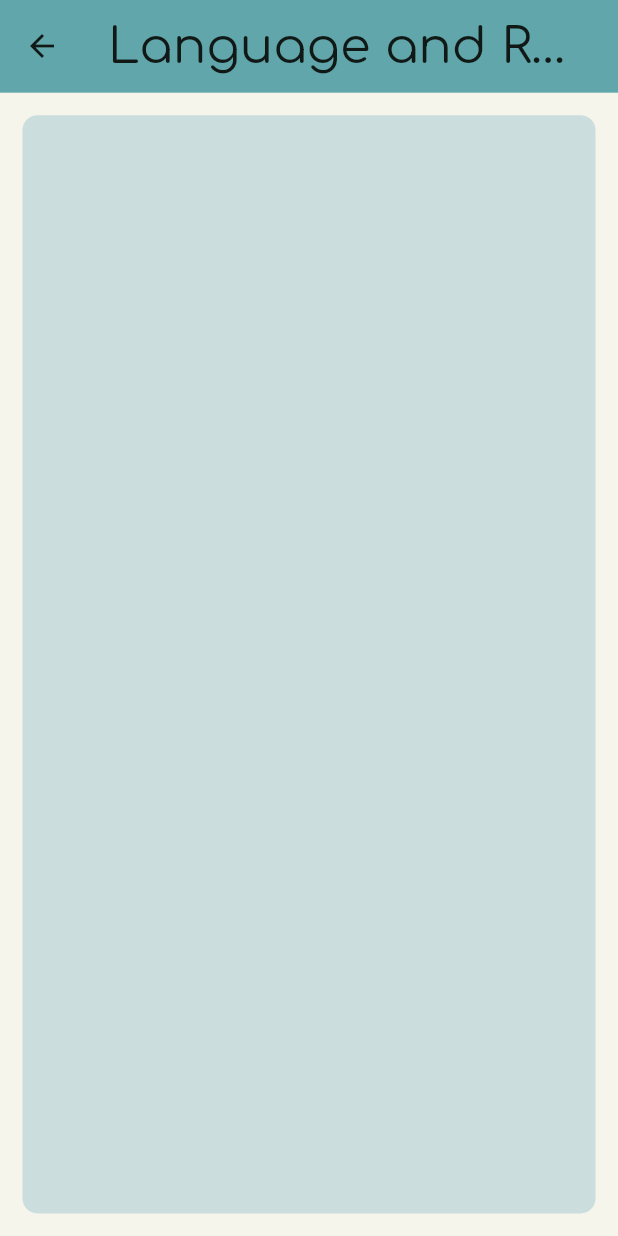
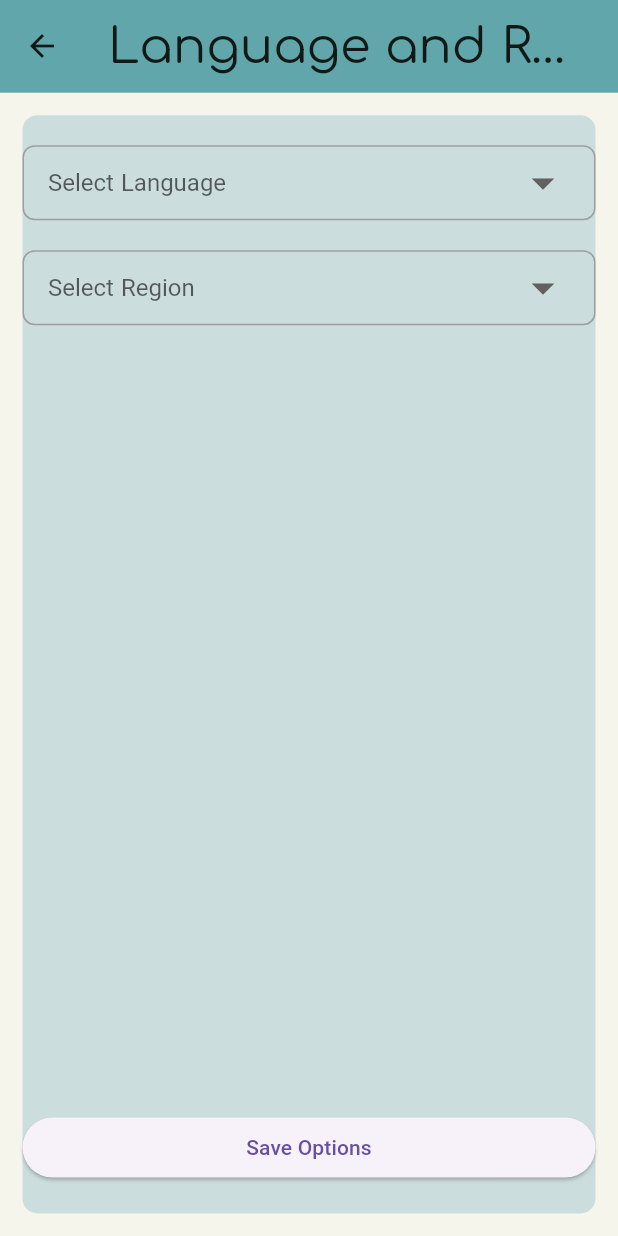
Before and after one commit to nitinjha607/leaflink-2.0, a Flutter app: the LanguagePage screen opened by its route, on a phone screen of 412 x 824 dp. Run offline on Flutter 3.47's test engine with Material 3 defaults, Android fonts, the phone set to English and light mode, and no system bars; our stand-ins replace cloud_firestore, firebase_auth, firebase_core, firebase_storage, fl_chart, google_fonts and 4 more; missing offline and left inert: flutter_share; accounts and stored records are empty.

Commit message:
one more thing done

```diff
--- a/leaflink/lib/pages/settingpages/language_page.dart
+++ b/leaflink/lib/pages/settingpages/language_page.dart
@@ -1,10 +1,18 @@
 import 'package:flutter/material.dart';
 import 'package:google_fonts/google_fonts.dart';
 
-class LanguagePage extends StatelessWidget {
+class LanguagePage extends StatefulWidget {
   static const String routeName = 'language_page';
 
-  const LanguagePage({super.key});
+  const LanguagePage({Key? key}) : super(key: key);
+
+  @override
+  _LanguagePageState createState() => _LanguagePageState();
+}
+
+class _LanguagePageState extends State<LanguagePage> {
+  String? selectedLanguage;
+  String? selectedRegion;
 
   void back(BuildContext context) {
     Navigator.of(context).pop();
@@ -51,6 +59,47 @@ class LanguagePage extends StatelessWidget {
                   borderRadius: BorderRadius.all(Radius.circular(10)),
                   color: Color.fromRGBO(204, 221, 221, 1),
                 ),
+                child: Column(
+                  crossAxisAlignment: CrossAxisAlignment.stretch,
+                  children: [
+                    SizedBox(height: 20),
+                    _buildDropdownButton(
+                      labelText: 'Select Language',
+                      value: selectedLanguage,
+                      onChanged: (String? newValue) {
+                        setState(() {
+                          selectedLanguage = newValue;
+                        });
+                      },
+                      items: ['Hindi', 'Spanish', 'French', 'English'],
+                    ),
+                    SizedBox(height: 20),
+                    _buildDropdownButton(
+                      labelText: 'Select Region',
+                      value: selectedRegion,
+                      onChanged: (String? newValue) {
+                        setState(() {
+                          selectedRegion = newValue;
+                        });
+                      },
+                      items: ['USA', 'Canada', 'UK', 'France', 'India'],
+                    ),
+                    Spacer(),
+                    ElevatedButton(
+                      onPressed: () {
+                        // Handle save options
+                        ScaffoldMessenger.of(context).showSnackBar(
+                          SnackBar(
+                            content: Text(
+                                'This feature will be available in the future'),
+                          ),
+                        );
+                      },
+                      child: Text('Save Options'),
+                    ),
+                    SizedBox(height: 20),
+                  ],
+                ),
               ),
             ),
           ],
@@ -58,4 +107,39 @@ class LanguagePage extends StatelessWidget {
       ),
     );
   }
+
+  Widget _buildDropdownButton({
+    required String labelText,
+    required String? value,
+    required ValueChanged<String?> onChanged,
+    required List<String> items,
+  }) {
+    return Container(
+      padding: EdgeInsets.symmetric(horizontal: 16),
+      decoration: BoxDecoration(
+        borderRadius: BorderRadius.circular(8),
+        border: Border.all(color: Colors.grey),
+      ),
+      child: DropdownButtonHideUnderline(
+        child: DropdownButton<String>(
+          value: value,
+          onChanged: onChanged,
+          isExpanded: true,
+          icon: Icon(Icons.arrow_drop_down),
+          iconSize: 36,
+          hint: Text(labelText),
+          style: TextStyle(
+            fontSize: 16,
+            color: Colors.black,
+          ),
+          items: items.map<DropdownMenuItem<String>>((String item) {
+            return DropdownMenuItem<String>(
+              value: item,
+              child: Text(item),
+            );
+          }).toList(),
+        ),
+      ),
+    );
+  }
 }
--- a/leaflink/pubspec.yaml
+++ b/leaflink/pubspec.yaml
@@ -37,7 +37,6 @@ dependencies:
   firebase_storage: ^11.6.1
   syncfusion_flutter_calendar: ^24.1.45
   image_picker: ^1.0.7
-
   flutter_share: ^2.0.0
   table_calendar: ^3.0.9
 
```
